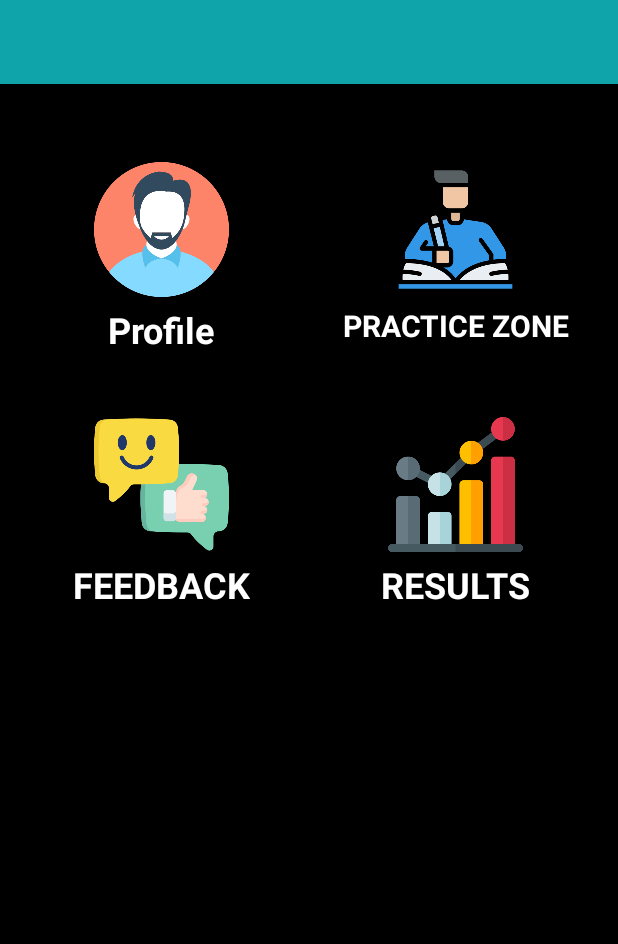
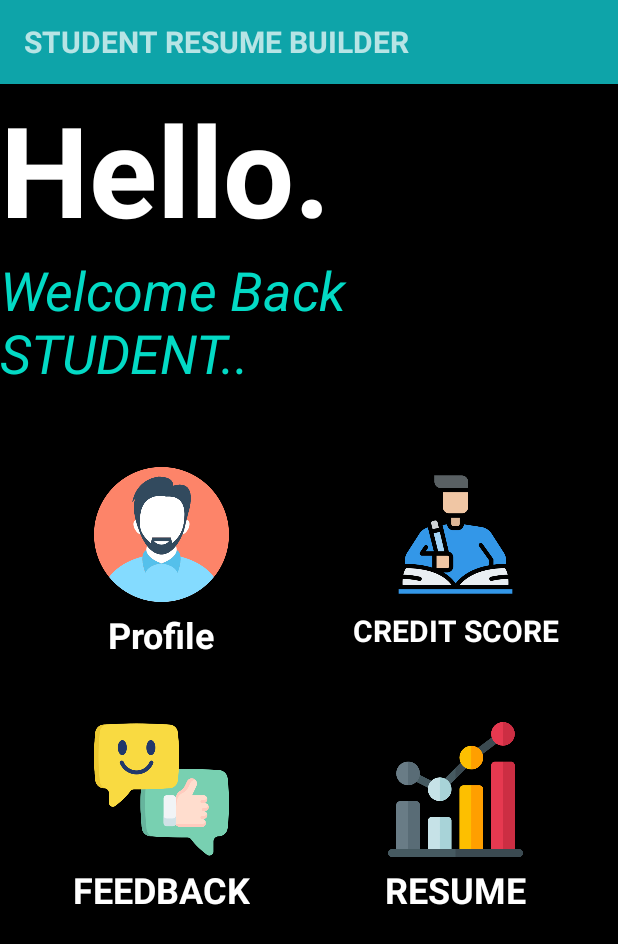
Before and after one commit to AnimeshSingh747/Student-dashboard, an Android app: the DashBoard screen opened directly, with no data from a screen before it, on a phone screen of 412 x 824 dp. Shown: the top 944 px of the screen. Run offline under Robolectric (Android 15) with nearby library versions, the phone set to English and light mode, and no system bars; Roboto replaces fonts that are not available here.

Commit message:
minor changes in dashboard

```diff
--- a/app/src/main/java/com/example/cutm_adm/DashBoard.java
+++ b/app/src/main/java/com/example/cutm_adm/DashBoard.java
@@ -5,6 +5,7 @@ import androidx.appcompat.app.AppCompatActivity;
 import android.content.Intent;
 import android.os.Bundle;
 import android.view.View;
+import android.widget.ImageView;
 import android.widget.TextView;
 
 public class DashBoard extends AppCompatActivity {
@@ -24,6 +25,43 @@ public class DashBoard extends AppCompatActivity {
                 startActivity(new Intent(DashBoard.this, myresume.class));
             }
         });
+
+        ImageView ig = (ImageView) this.findViewById(R.id.image13);
+        ig.setOnClickListener(new View.OnClickListener() {
+            @Override
+            public void onClick(View v) {
+
+                //open register activity
+                startActivity(new Intent(DashBoard.this, myresume.class));
+            }
+        });
+        ImageView profile = (ImageView) this.findViewById(R.id.imageView11);
+        profile.setOnClickListener(new View.OnClickListener() {
+            @Override
+            public void onClick(View v) {
+
+                //open register activity
+                startActivity(new Intent(DashBoard.this, Profilepage.class));
+            }
+        });
+        ImageView CREDIT = (ImageView) this.findViewById(R.id.imageView13);
+        CREDIT.setOnClickListener(new View.OnClickListener() {
+            @Override
+            public void onClick(View v) {
+
+                //open register activity
+                startActivity(new Intent(DashBoard.this, Profilepage.class));
+            }
+        });
+        ImageView FEEDBACK = (ImageView) this.findViewById(R.id.image11);
+        FEEDBACK.setOnClickListener(new View.OnClickListener() {
+            @Override
+            public void onClick(View v) {
+
+                //open register activity
+                startActivity(new Intent(DashBoard.this, Profilepage.class));
+            }
+        });
     }
 
 }
--- a/app/src/main/res/layout/activity_dash_board.xml
+++ b/app/src/main/res/layout/activity_dash_board.xml
@@ -20,8 +20,37 @@
             android:background="@color/blue"
             android:theme="@style/ThemeOverlay.AppCompat.Dark.ActionBar"
             tools:ignore="MissingConstraints">
+            <TextView
+                android:layout_width="match_parent"
+                android:layout_height="wrap_content"
+                android:text="STUDENT RESUME BUILDER"
+                android:textSize="20sp"
+                android:textStyle="bold"
+                ></TextView>
+
+
+
 
         </androidx.appcompat.widget.Toolbar>
+        <TextView
+            android:layout_width="match_parent"
+            android:id="@+id/FONT"
+            android:layout_height="wrap_content"
+            android:text="Hello."
+            android:textStyle="bold"
+            android:textSize="84sp"
+            android:textColor="@color/white"
+            app:layout_constraintTop_toBottomOf="@+id/toolbar"/>
+        <TextView
+            android:layout_width="match_parent"
+            android:layout_height="wrap_content"
+            android:id="@+id/FONT2"
+            android:text="Welcome Back
+            STUDENT.."
+            android:textStyle="italic"
+            android:textSize="36sp"
+            android:textColor="@color/teal_200"
+            app:layout_constraintTop_toBottomOf="@+id/FONT"/>
 
         <LinearLayout
             android:id="@+id/linearLayout"
@@ -32,7 +61,8 @@
             android:padding="10dp"
             app:layout_constraintEnd_toEndOf="parent"
             app:layout_constraintStart_toStartOf="parent"
-            app:layout_constraintTop_toBottomOf="@+id/toolbar">
+            app:layout_constraintTop_toBottomOf="@+id/FONT2"
+           >
 
             <androidx.cardview.widget.CardView
                 android:layout_width="match_parent"
@@ -97,7 +127,7 @@
                         android:layout_below="@id/imageView13"
                         android:layout_centerHorizontal="true"
                         android:layout_marginTop="5dp"
-                        android:text="PRACTICE ZONE"
+                        android:text="CREDIT SCORE"
                         android:textSize="20sp"
                         android:textStyle="bold" />
                 </RelativeLayout>
@@ -179,7 +209,7 @@
                         android:layout_centerHorizontal="true"
                         android:layout_marginTop="5dp"
                         android:textColor="@color/white"
-                        android:text="RESULTS"
+                        android:text="RESUME"
                         android:textSize="24sp"
                         android:textStyle="bold" />
                 </RelativeLayout>
--- a/app/src/main/res/values/colors.xml
+++ b/app/src/main/res/values/colors.xml
@@ -9,4 +9,5 @@
     <color name="white">#FFFFFFFF</color>
     <color name="blue">#E410B8BD</color>
     <color name="gradient">#512DA8</color>
+    <color name="orange">#E64A19</color>
 </resources>
```
Also changed, not shown: app/src/main/AndroidManifest.xml (+9 -0 lines), app/src/main/java/com/example/cutm_adm/Creditscore.java (added, +14 -0 lines), app/src/main/java/com/example/cutm_adm/Feedback.java (added, +14 -0 lines), app/src/main/java/com/example/cutm_adm/Profilepage.java (added, +14 -0 lines), app/src/main/res/layout/activity_creditscore.xml (added, +18 -0 lines), app/src/main/res/layout/activity_feedback.xml (added, +26 -0 lines), app/src/main/res/layout/activity_profilepage.xml (added, +99 -0 lines).
